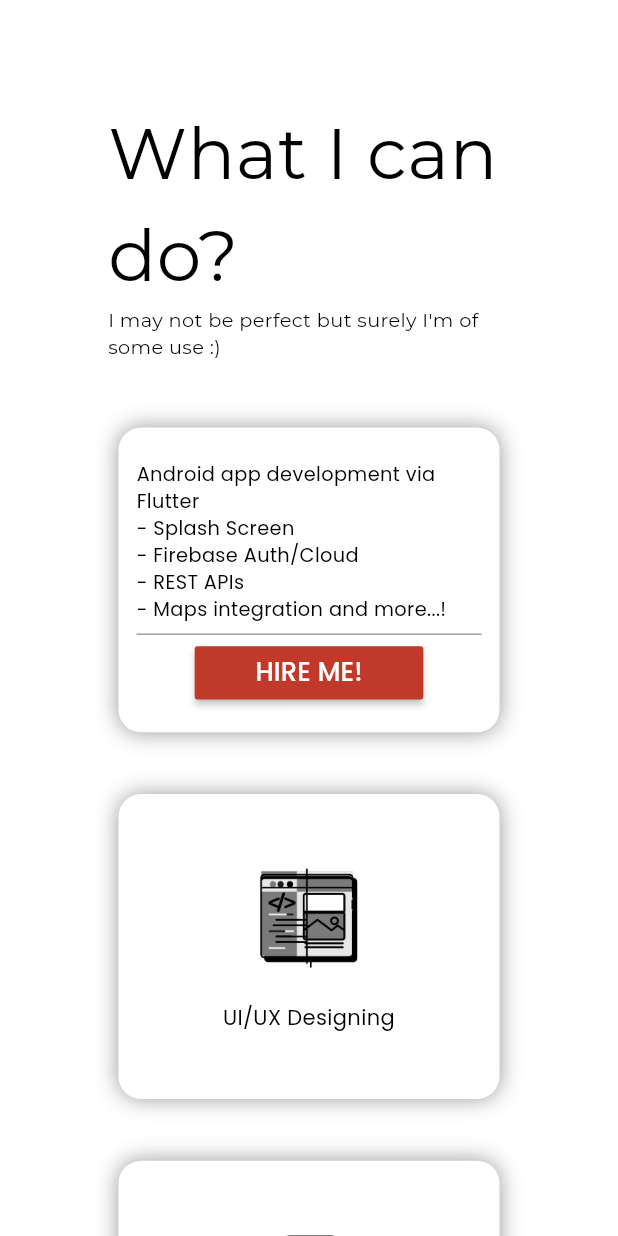
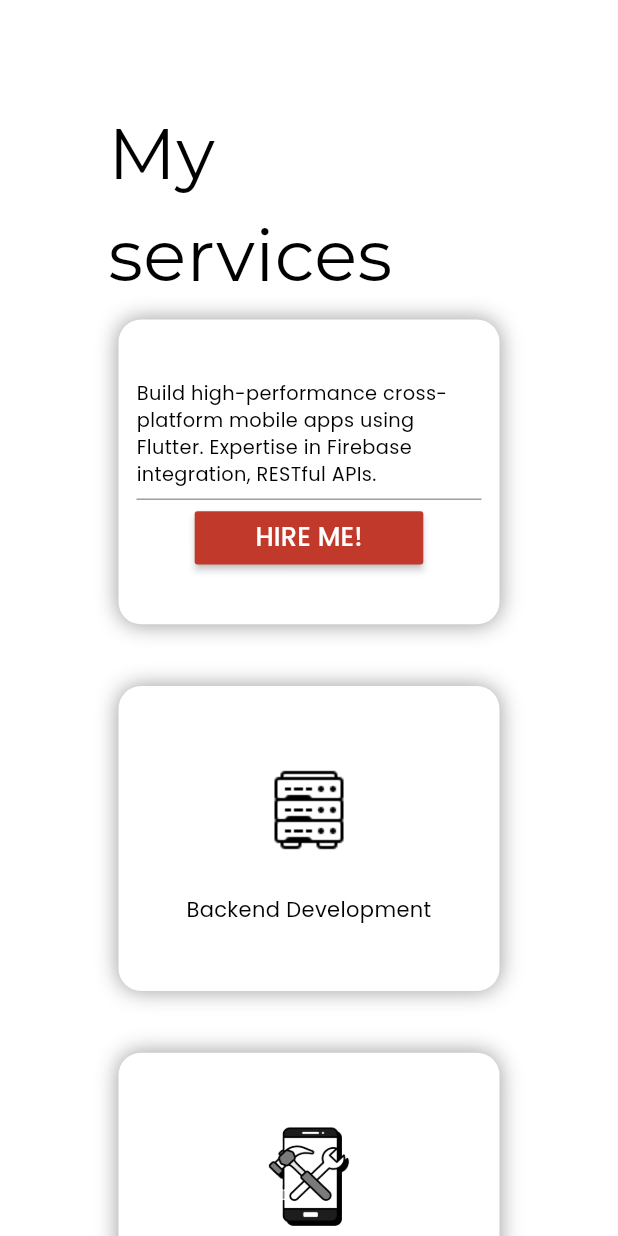
Before and after one commit to HachemiIbrahim/hachemi_ibrahim_portfolio, a Flutter app: the ServiceDesktop widget shown alone on an empty page, opened directly, after a tap on "Mobile App Development", on a phone screen of 412 x 824 dp. Run offline on Flutter 3.47's test engine with Material 3 defaults, Android fonts, the phone set to English and light mode, and no system bars; drawn by our look-alikes of flip_card; our stand-ins replace animated_text_kit, carousel_slider, font_awesome_flutter, shared_preferences, url_strategy; missing offline and left inert: universal_html; accounts and stored records are empty; network calls fail.

Commit message:
services

```diff
--- a/lib/sections/about/about_desktop.dart
+++ b/lib/sections/about/about_desktop.dart
@@ -31,7 +31,7 @@ class AboutDesktop extends StatelessWidget {
               Expanded(
                 child: Image.asset(
                   StaticUtils.blackWhitePhoto,
-                  height: height * 0.7,
+                  height: height * 0.5,
                 ),
               ),
               Expanded(
--- a/lib/sections/services/services.dart
+++ b/lib/sections/services/services.dart
@@ -20,7 +20,7 @@ part 'widgets/_services_card.dart';
 part 'widgets/_services_card_back.dart';
 
 class Services extends StatelessWidget {
-  const Services({Key? key}) : super(key: key);
+  const Services({super.key});
 
   @override
   Widget build(BuildContext context) {
--- a/lib/sections/services/services_desktop.dart
+++ b/lib/sections/services/services_desktop.dart
@@ -1,7 +1,7 @@
 part of 'services.dart';
 
 class ServiceDesktop extends StatefulWidget {
-  const ServiceDesktop({Key? key}) : super(key: key);
+  const ServiceDesktop({super.key});
 
   @override
   ServiceDesktopState createState() => ServiceDesktopState();
@@ -20,10 +20,7 @@ class ServiceDesktopState extends State<ServiceDesktop> {
       child: Column(
         children: [
           const CustomSectionHeading(
-            text: '\nWhat I can do?',
-          ),
-          const CustomSectionSubHeading(
-            text: 'I may not be perfect but surely I\'m of some use :)\n\n',
+            text: '\nMy services',
           ),
           Space.y!,
           Wrap(
--- a/lib/sections/services/services_mobile.dart
+++ b/lib/sections/services/services_mobile.dart
@@ -1,7 +1,7 @@
 part of 'services.dart';
 
 class ServiceMobile extends StatelessWidget {
-  const ServiceMobile({Key? key}) : super(key: key);
+  const ServiceMobile({super.key});
 
   @override
   Widget build(BuildContext context) {
@@ -10,10 +10,7 @@ class ServiceMobile extends StatelessWidget {
     return Column(
       children: [
         const CustomSectionHeading(
-          text: '\nWhat I can do?',
-        ),
-        const CustomSectionSubHeading(
-          text: 'I may not be perfect but surely I\'m of some use :)\n\n',
+          text: '\nMy services',
         ),
         Space.y!,
         CarouselSlider.builder(
--- a/lib/sections/services/widgets/_services_card_back.dart
+++ b/lib/sections/services/widgets/_services_card_back.dart
@@ -2,8 +2,7 @@ part of '../services.dart';
 
 class _ServiceCardBackWidget extends StatelessWidget {
   const _ServiceCardBackWidget(
-      {Key? key, required this.serviceDesc, required this.serviceTitle})
-      : super(key: key);
+      {required this.serviceDesc, required this.serviceTitle});
 
   final String serviceDesc;
   final String serviceTitle;
@@ -46,7 +45,7 @@ class _ServiceCardBackWidget extends StatelessWidget {
                           MaterialButton(
                             height: 40.0,
                             onPressed: () => openURL(
-                              'https://api.whatsapp.com/send?phone=923460159889',
+                              'https://api.whatsapp.com/send?phone=213770786671',
                             ),
                             color: const Color(0xff34CB62),
                             child: Row(
@@ -70,7 +69,7 @@ class _ServiceCardBackWidget extends StatelessWidget {
                           MaterialButton(
                             height: 40.0,
                             onPressed: () => openURL(
-                              'https://www.upwork.com/freelancers/~0197b0f6aaeba9675f',
+                              'https://www.upwork.com/freelancers/~01015e53b304a72ab4',
                             ),
                             color: const Color(0xff13A800),
                             child: Row(
--- a/lib/utils/about_utils.dart
+++ b/lib/utils/about_utils.dart
@@ -3,5 +3,5 @@ class AboutUtils {
       'I\'m Hachemi Ibrahim a Flutter developer, and AI/ML Enthusiast.';
 
   static const String aboutMeDetail =
-      'I\'m Hachemi Ibrahim, a passionate Flutter developer and an AI and Data Science student at ESTIN. With 3 years of experience in mobile app development, I have honed my skills in creating seamless and efficient applications. My journey in the tech world has been driven by a love for innovation and a commitment to continuous learning. I thrive on solving complex problems and am always eager to take on new challenges. Let\'s build something amazing together!';
+      'I\'m Hachemi Ibrahim, a passionate Flutter developer and an AI and Data Science student at ESTIN,Bejaia. With 3 years of experience in mobile app development, I have honed my skills in creating seamless and efficient applications. My journey in the tech world has been driven by a love for innovation and a commitment to continuous learning. I thrive on solving complex problems and am always eager to take on new challenges. Let\'s build something amazing together!';
 }
--- a/lib/utils/services_utils.dart
+++ b/lib/utils/services_utils.dart
@@ -3,25 +3,19 @@ import 'package:hachemi_ibrahim_portfolio/utils/utils.dart';
 class ServicesUtils {
   static const List<String> servicesIcons = [
     StaticUtils.appDev,
-    StaticUtils.uiux,
-    StaticUtils.rapid,
-    StaticUtils.blog,
-    StaticUtils.openSource,
+    StaticUtils.backend,
+    StaticUtils.maintMaintenance,
   ];
 
   static const List<String> servicesTitles = [
     "Mobile App Development",
-    "UI/UX Designing",
-    "Rapid Prototyping",
-    "Technical Blog Writing",
-    "Open Source - GitHub",
+    "Backend Development",
+    "App Maintenance",
   ];
 
   static const List<String> servicesDescription = [
-    "Android app development via Flutter\n- Splash Screen\n- Firebase Auth/Cloud\n- REST APIs\n- Maps integration and more...!",
-    "Modern UI/UX Designing\n- Adobe XD\n- Mobile & Web designs\n- Interactive UI designs\n- Responsiveness\n- Promo Videos and more..!",
-    "Rapid Prototype via Flutter\n- Working MVP\n- Quick & Working prototype",
-    "Technical Blog writing\n- Medium blogs\n- Soothing header images\n- SEO friendly\n- Researched topics and more..!",
-    "Open source GitHub Projects\n- Awesome README.md\n- Well documented\n- Header images and more...!",
+    "Build high-performance cross-platform mobile apps using Flutter. Expertise in Firebase integration, RESTful APIs.",
+    "Enhance and optimize existing Android apps. Provide ongoing support, bug fixes, and feature updates to meet evolving user needs.",
+    "Develop efficient and scalable backend systems using FastAPI and SQL databases. Create robust APIs for seamless integration with frontend applications.",
   ];
 }
--- a/lib/utils/utils.dart
+++ b/lib/utils/utils.dart
@@ -21,12 +21,10 @@ class StaticUtils {
   static const String fullterIsb = 'assets/work/flutterIsl.png';
 
   // services
-  static const String uiux = 'assets/services/ui.png';
-  static const String blog = 'assets/services/blog.png';
   static const String appDev = 'assets/services/app.png';
-  static const String rapid = 'assets/services/rapid.png';
+  static const String maintMaintenance = 'assets/services/rapid.png';
   static const String openSource = 'assets/services/open.png';
-  static const String openSourceBlack = 'assets/services/open_b.png';
+  static const String backend = 'assets/services/backend.png';
 
   static const List<String> socialIconURL = [
     "https://img.icons8.com/metro/208/ffffff/facebook-new--v2.png",
```
Also changed, not shown: assets/services/backend.png (added), assets/services/blog.png (deleted), assets/services/fiverr.png (deleted), assets/services/ui.png (deleted).
